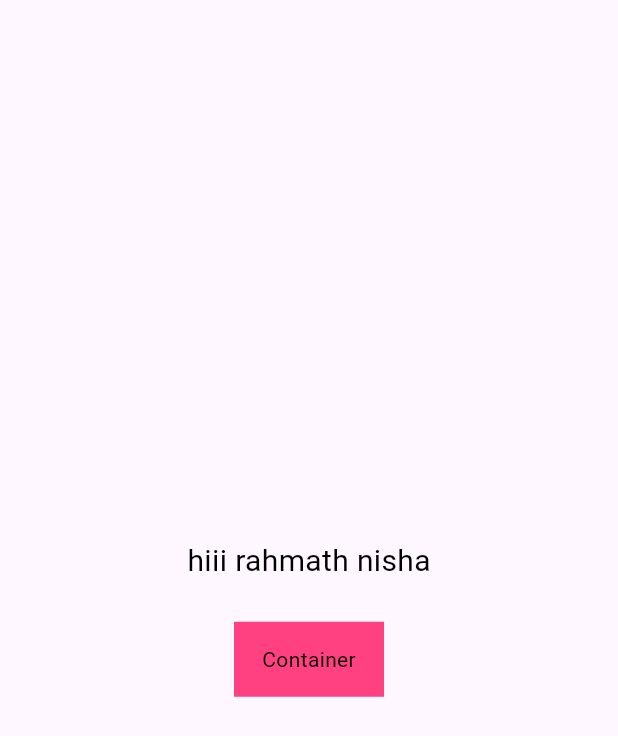
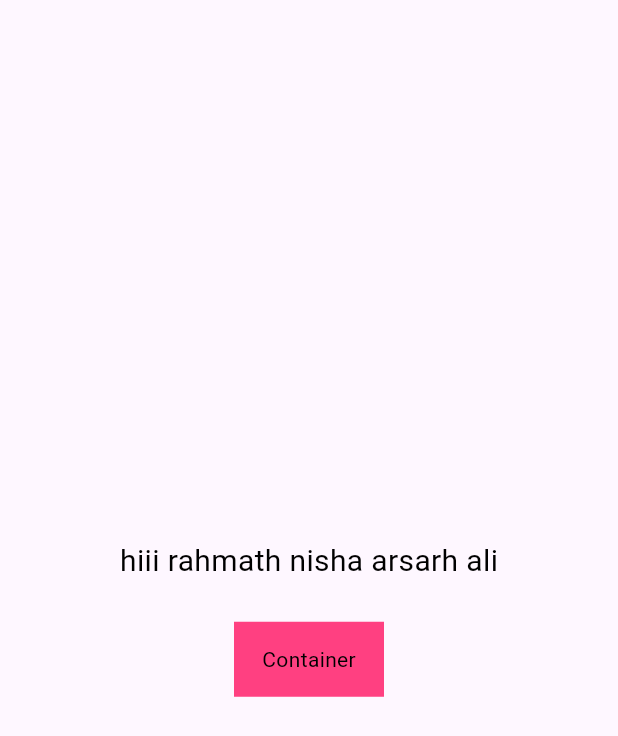
Before and after one commit to Arsathali/servizzy, a Flutter app: the screen it shows after launch, on a phone screen of 412 x 824 dp. Shown: the top 736 px of the screen. Run offline on Flutter 3.47's test engine with Material 3 defaults, Android fonts, the phone set to English and light mode, and no system bars.

Commit message:
Update main.dart
name change

```diff
--- a/lib/main.dart
+++ b/lib/main.dart
@@ -41,7 +41,7 @@ class _MyHomePageState extends State<MyHomePage> {
           mainAxisSize: MainAxisSize.min, // Centers the column content vertically
           children: [
              const Text(
-              'hiii rahmath nisha',
+              'hiii rahmath nisha arsarh ali',
               style: TextStyle(fontSize: 20, color: Colors.black),
             ),
              const SizedBox(height: 26), // Adds space between the text and the container
```
